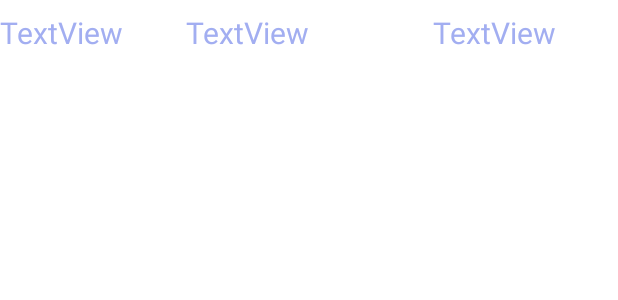
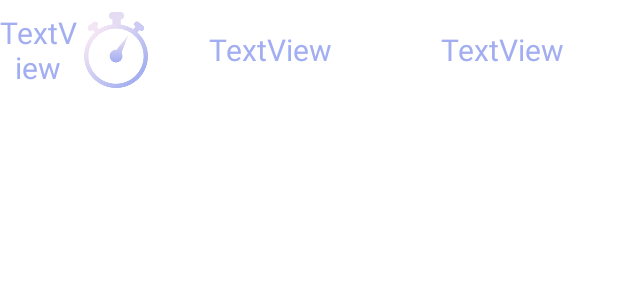
Before and after one commit to MinwooP/Hitthetime, an Android app: the layout recycler_item.xml on its own in the app's theme, with its tools: preview values and no code run, on a phone screen of 412 x 824 dp. Shown: the top 300 px of the screen. Run offline under Robolectric (Android 15) with nearby library versions, the phone set to English and light mode, and no system bars.

Commit message:
add imageview at recycler_item.xml

```diff
--- a/app/src/main/res/layout/recycler_item.xml
+++ b/app/src/main/res/layout/recycler_item.xml
@@ -9,8 +9,8 @@
 
     <TextView
         android:id="@+id/rank"
-        android:layout_width="wrap_content"
-        android:layout_height="0dp"
+        android:layout_width="0dp"
+        android:layout_height="wrap_content"
         android:gravity="center"
         android:text="TextView"
         android:textColor="@color/htt_right"
@@ -18,10 +18,21 @@
         app:autoSizeMaxTextSize="20dp"
         app:autoSizeMinTextSize="5dp"
         app:autoSizeTextType="uniform"
+        app:layout_constraintEnd_toStartOf="@+id/rankIcon"
+        app:layout_constraintHorizontal_weight="1"
+        app:layout_constraintStart_toStartOf="parent"
+        app:layout_constraintTop_toTopOf="parent" />
+
+    <ImageView
+        android:id="@+id/rankIcon"
+        android:layout_width="0dp"
+        android:layout_height="0dp"
+        app:layout_constraintBottom_toBottomOf="parent"
         app:layout_constraintEnd_toStartOf="@+id/name"
-        app:layout_constraintStart_toStartOf="parent"
+        app:layout_constraintHorizontal_weight="1"
+        app:layout_constraintStart_toEndOf="@+id/rank"
         app:layout_constraintTop_toTopOf="parent"
-        app:layout_constraintHorizontal_weight="1"/>
+        app:srcCompat="@drawable/timer_icon"/>
 
     <TextView
         android:id="@+id/name"
@@ -36,9 +47,9 @@
         app:autoSizeTextType="uniform"
         app:layout_constraintBottom_toBottomOf="parent"
         app:layout_constraintEnd_toStartOf="@+id/record"
-        app:layout_constraintStart_toEndOf="@+id/rank"
-        app:layout_constraintTop_toTopOf="parent"
-        app:layout_constraintHorizontal_weight="3"/>
+        app:layout_constraintHorizontal_weight="3"
+        app:layout_constraintStart_toEndOf="@+id/rankIcon"
+        app:layout_constraintTop_toTopOf="parent" />
 
     <TextView
         android:id="@+id/record"
@@ -53,8 +64,8 @@
         app:autoSizeTextType="uniform"
         app:layout_constraintBottom_toBottomOf="parent"
         app:layout_constraintEnd_toEndOf="parent"
+        app:layout_constraintHorizontal_weight="3"
         app:layout_constraintStart_toEndOf="@+id/name"
-        app:layout_constraintTop_toTopOf="parent"
-        app:layout_constraintHorizontal_weight="3"/>
+        app:layout_constraintTop_toTopOf="parent" />
 
 </androidx.constraintlayout.widget.ConstraintLayout>
```
